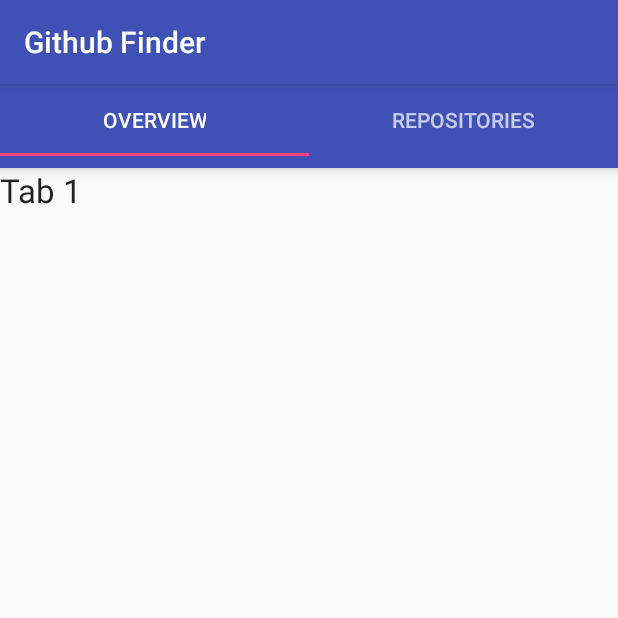
After one commit to ibamibrahim/GithubFinder, an Android app: the DetailActivity screen opened directly, with no data from a screen before it, on a phone screen of 412 x 824 dp, the top half of it. The commit adds this screen. Run offline under Robolectric (Android 15) with nearby library versions, the phone set to English and light mode, and no system bars.

Commit message:
Create DetailActivity with 2 tabs

```diff
--- a/app/build.gradle
+++ b/app/build.gradle
@@ -21,6 +21,7 @@ android {
 dependencies {
     implementation fileTree(dir: 'libs', include: ['*.jar'])
     implementation 'com.android.support:appcompat-v7:26.1.0'
+    compile 'com.android.support:design:26.1.0'
     implementation 'com.android.support.constraint:constraint-layout:1.0.2'
     testImplementation 'junit:junit:4.12'
     compile 'com.google.code.gson:gson:2.8.1'
--- a/app/src/main/AndroidManifest.xml
+++ b/app/src/main/AndroidManifest.xml
@@ -4,6 +4,7 @@
 
     <uses-permission android:name="android.permission.ACCESS_NETWORK_STATE"/>
     <uses-permission android:name="android.permission.INTERNET"/>
+
     <application
         android:allowBackup="true"
         android:icon="@mipmap/ic_launcher"
@@ -18,6 +19,8 @@
                 <category android:name="android.intent.category.LAUNCHER"/>
             </intent-filter>
         </activity>
+        <activity android:name=".detail.DetailActivity">
+        </activity>
     </application>
 
 </manifest>
--- /dev/null
+++ b/app/src/main/java/id/ibam/githubfinder/detail/DetailActivity.java
@@ -0,0 +1,43 @@
+package id.ibam.githubfinder.detail;
+
+import android.os.Bundle;
+import android.support.design.widget.TabLayout;
+import android.support.v4.view.ViewPager;
+import android.support.v7.app.AppCompatActivity;
+
+import id.ibam.githubfinder.R;
+
+public class DetailActivity extends AppCompatActivity {
+    @Override
+    protected void onCreate(Bundle savedInstanceState) {
+        super.onCreate(savedInstanceState);
+        setContentView(R.layout.activity_detail);
+
+        TabLayout tabLayout = (TabLayout) findViewById(R.id.tab_layout);
+        tabLayout.addTab(tabLayout.newTab().setText("Overview"));
+        tabLayout.addTab(tabLayout.newTab().setText("Repositories"));
+        tabLayout.setTabGravity(TabLayout.GRAVITY_FILL);
+
+        final ViewPager viewPager = (ViewPager) findViewById(R.id.pager);
+        final PagerAdapter adapter = new PagerAdapter
+                (getSupportFragmentManager(), tabLayout.getTabCount());
+        viewPager.setAdapter(adapter);
+        viewPager.addOnPageChangeListener(new TabLayout.TabLayoutOnPageChangeListener(tabLayout));
+        tabLayout.setOnTabSelectedListener(new TabLayout.OnTabSelectedListener() {
+            @Override
+            public void onTabSelected(TabLayout.Tab tab) {
+                viewPager.setCurrentItem(tab.getPosition());
+            }
+
+            @Override
+            public void onTabUnselected(TabLayout.Tab tab) {
+
+            }
+
+            @Override
+            public void onTabReselected(TabLayout.Tab tab) {
+
+            }
+        });
+    }
+}
--- /dev/null
+++ b/app/src/main/java/id/ibam/githubfinder/detail/OverviewFragment.java
@@ -0,0 +1,20 @@
+package id.ibam.githubfinder.detail;
+
+import android.os.Bundle;
+import android.support.v4.app.Fragment;
+import android.view.LayoutInflater;
+import android.view.View;
+import android.view.ViewGroup;
+
+import id.ibam.githubfinder.R;
+
+/**
+ * Created by Ibam on 11/15/2017.
+ */
+
+public class OverviewFragment extends Fragment {
+    @Override
+    public View onCreateView(LayoutInflater inflater, ViewGroup container, Bundle savedInstanceState) {
+        return inflater.inflate(R.layout.tab_overview, container, false);
+    }
+}
--- /dev/null
+++ b/app/src/main/java/id/ibam/githubfinder/detail/PagerAdapter.java
@@ -0,0 +1,37 @@
+package id.ibam.githubfinder.detail;
+
+import android.support.v4.app.Fragment;
+import android.support.v4.app.FragmentManager;
+import android.support.v4.app.FragmentStatePagerAdapter;
+
+/**
+ * Created by Ibam on 11/15/2017.
+ */
+public class PagerAdapter extends FragmentStatePagerAdapter {
+    int mNumOfTabs;
+
+    public PagerAdapter(FragmentManager fm, int NumOfTabs) {
+        super(fm);
+        this.mNumOfTabs = NumOfTabs;
+    }
+
+    @Override
+    public Fragment getItem(int position) {
+
+        switch (position) {
+            case 0:
+                OverviewFragment tab1 = new OverviewFragment();
+                return tab1;
+            case 1:
+                RepoListFragment tab2 = new RepoListFragment ();
+                return tab2;
+            default:
+                return null;
+        }
+    }
+
+    @Override
+    public int getCount() {
+        return mNumOfTabs;
+    }
+}
--- /dev/null
+++ b/app/src/main/java/id/ibam/githubfinder/detail/RepoListFragment.java
@@ -0,0 +1,20 @@
+package id.ibam.githubfinder.detail;
+
+import android.os.Bundle;
+import android.support.v4.app.Fragment;
+import android.view.LayoutInflater;
+import android.view.View;
+import android.view.ViewGroup;
+
+import id.ibam.githubfinder.R;
+
+/**
+ * Created by Ibam on 11/15/2017.
+ */
+
+public class RepoListFragment extends Fragment {
+    @Override
+    public View onCreateView(LayoutInflater inflater, ViewGroup container, Bundle savedInstanceState) {
+        return inflater.inflate(R.layout.tab_repo, container, false);
+    }
+}
--- a/app/src/main/java/id/ibam/githubfinder/main/UserListAdapter.java
+++ b/app/src/main/java/id/ibam/githubfinder/main/UserListAdapter.java
@@ -1,18 +1,18 @@
 package id.ibam.githubfinder.main;
 
 import android.content.Context;
+import android.content.Intent;
 import android.support.v7.widget.RecyclerView;
 import android.view.LayoutInflater;
 import android.view.View;
 import android.view.ViewGroup;
-import android.widget.ImageView;
 import android.widget.TextView;
-import android.widget.Toast;
 
 import java.util.ArrayList;
 import java.util.List;
 
 import id.ibam.githubfinder.R;
+import id.ibam.githubfinder.detail.DetailActivity;
 
 import static android.support.v7.widget.RecyclerView.NO_POSITION;
 
@@ -67,7 +67,8 @@ public class UserListAdapter extends RecyclerView.Adapter<UserListAdapter.Custom
                     if (getAdapterPosition() != NO_POSITION) {
                         Context c = view.getContext();
                         String name = userList.get(getAdapterPosition());
-                        Toast.makeText(c, name, Toast.LENGTH_SHORT).show();
+                        Intent intent = new Intent(c, DetailActivity.class);
+                        c.startActivity(intent);
                     }
                 }
             });
--- /dev/null
+++ b/app/src/main/res/layout/activity_detail.xml
@@ -0,0 +1,26 @@
+<RelativeLayout
+    xmlns:android="http://schemas.android.com/apk/res/android"
+    xmlns:app="http://schemas.android.com/apk/res-auto"
+    xmlns:tools="http://schemas.android.com/tools"
+    android:id="@+id/main_layout"
+    android:layout_width="match_parent"
+    android:layout_height="match_parent"
+    tools:context=".detail.DetailActivity">
+
+    <android.support.design.widget.TabLayout
+        android:id="@+id/tab_layout"
+        android:layout_width="match_parent"
+        android:layout_height="wrap_content"
+        android:layout_below="@+id/toolbar"
+        android:background="?attr/colorPrimary"
+        android:elevation="6dp"
+        android:minHeight="?attr/actionBarSize"
+        android:theme="@style/ThemeOverlay.AppCompat.Dark.ActionBar"/>
+
+    <android.support.v4.view.ViewPager
+        android:id="@+id/pager"
+        android:layout_width="match_parent"
+        android:layout_height="fill_parent"
+        android:layout_below="@id/tab_layout"/>
+
+</RelativeLayout>
--- /dev/null
+++ b/app/src/main/res/layout/tab_overview.xml
@@ -0,0 +1,13 @@
+<?xml version="1.0" encoding="utf-8"?>
+<LinearLayout xmlns:android="http://schemas.android.com/apk/res/android"
+              android:layout_width="match_parent"
+              android:layout_height="match_parent">
+
+    <TextView
+        android:id="@+id/textView"
+        android:layout_width="wrap_content"
+        android:layout_height="wrap_content"
+        android:layout_centerInParent="true"
+        android:text="Tab 1"
+        android:textAppearance="?android:attr/textAppearanceLarge"/>
+</LinearLayout>
--- /dev/null
+++ b/app/src/main/res/layout/tab_repo.xml
@@ -0,0 +1,13 @@
+<?xml version="1.0" encoding="utf-8"?>
+<LinearLayout xmlns:android="http://schemas.android.com/apk/res/android"
+              android:layout_width="match_parent"
+              android:layout_height="match_parent">
+
+    <TextView
+        android:id="@+id/textView"
+        android:layout_width="wrap_content"
+        android:layout_height="wrap_content"
+        android:layout_centerInParent="true"
+        android:text="Tab 2"
+        android:textAppearance="?android:attr/textAppearanceLarge"/>
+</LinearLayout>
```
